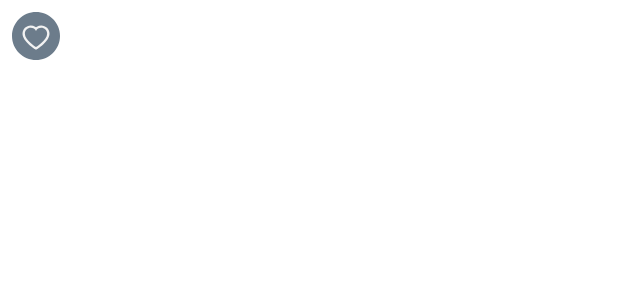
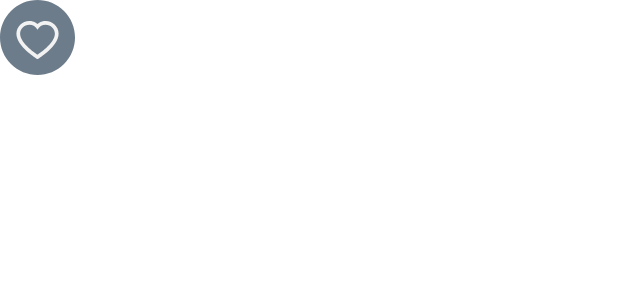
Before and after one commit to Antisa98/android-vjestina-tmdb, an Android app built with Jetpack Compose: the @Preview function FavoriteButtonPreview, on a phone screen of 412 x 824 dp. Shown: the top 300 px of the screen. Run offline under Robolectric (Android 15) with nearby library versions, the phone set to English and light mode, and no system bars.

Commit message:
Code refactored(review);

```diff
--- a/app/build.gradle
+++ b/app/build.gradle
@@ -60,7 +60,6 @@ dependencies {
 
     implementation "androidx.activity:activity-compose:1.6.1"
     implementation "io.coil-kt:coil-compose:2.2.2"
-    implementation("io.coil-kt:coil:2.2.2")
 
     debugImplementation "androidx.compose.ui:ui-test-manifest:"
     debugImplementation "androidx.compose.ui:ui-tooling:"
--- a/app/src/main/java/endava/codebase/android/movieapp/ui/component/FavoriteButton.kt
+++ b/app/src/main/java/endava/codebase/android/movieapp/ui/component/FavoriteButton.kt
@@ -1,45 +1,46 @@
 package endava.codebase.android.movieapp.ui.component
 
 import androidx.compose.foundation.Image
-import androidx.compose.foundation.layout.Box
-import androidx.compose.material.Checkbox
+import androidx.compose.foundation.clickable
+import androidx.compose.foundation.layout.fillMaxSize
 import androidx.compose.runtime.Composable
 import androidx.compose.runtime.mutableStateOf
 import androidx.compose.runtime.remember
-import androidx.compose.ui.Alignment
 import androidx.compose.ui.Modifier
-import androidx.compose.ui.draw.alpha
 import androidx.compose.ui.layout.ContentScale
 import androidx.compose.ui.res.painterResource
 import androidx.compose.ui.tooling.preview.Preview
 import endava.codebase.android.movieapp.R
+import androidx.compose.foundation.layout.*
+import androidx.compose.ui.Alignment
+import androidx.compose.ui.unit.dp
+
 
 @Composable
 fun FavoriteButton(
     isFavorite: Boolean,
-    onCheckedChange: (Boolean) -> Unit
+    onClick: () -> Unit,
+    modifier: Modifier = Modifier
 ) {
-    Box(contentAlignment = Alignment.TopStart) {
-        Box(contentAlignment = Alignment.Center) {
-            Checkbox(
-                checked = isFavorite,
-                onCheckedChange = onCheckedChange,
-                modifier = Modifier.alpha(0f)
-            )
-            Image(
-                painterResource(if (isFavorite) R.drawable.favorite_full else R.drawable.favorite_empty),
-                contentDescription = "",
-                contentScale = ContentScale.Crop
-            )
-
-        }
+    Box(
+    ) {
+        Image(
+            painterResource(if (isFavorite) R.drawable.favorite_full else R.drawable.favorite_empty),
+            contentDescription = "",
+            contentScale = ContentScale.Crop,
+            modifier = modifier
+                .clickable { onClick() }
+                .size(50.dp, 50.dp)
+                .align(Alignment.TopStart)
+        )
     }
 }
 
 @Preview
 @Composable
 private fun FavoriteButtonPreview() {
-    val isChecked = remember { mutableStateOf(false) }
-
-    FavoriteButton(isFavorite = isChecked.value, onCheckedChange = { isChecked.value = it })
+    var isFavorite = remember { mutableStateOf(false) }
+    FavoriteButton(
+        isFavorite = isFavorite.value,
+        onClick = { isFavorite.value = !isFavorite.value })
 }
```
Also changed, not shown: app/src/main/java/endava/codebase/android/movieapp/ui/component/ActorCard.kt (+7 -11 lines), app/src/main/java/endava/codebase/android/movieapp/ui/component/CrewItem.kt (+9 -5 lines), app/src/main/java/endava/codebase/android/movieapp/ui/component/MovieCard.kt (+12 -23 lines), app/src/main/java/endava/codebase/android/movieapp/ui/component/MovieCategory.kt (+29 -13 lines), app/src/main/java/endava/codebase/android/movieapp/ui/component/UserScoreProgressBar.kt (+26 -8 lines).
